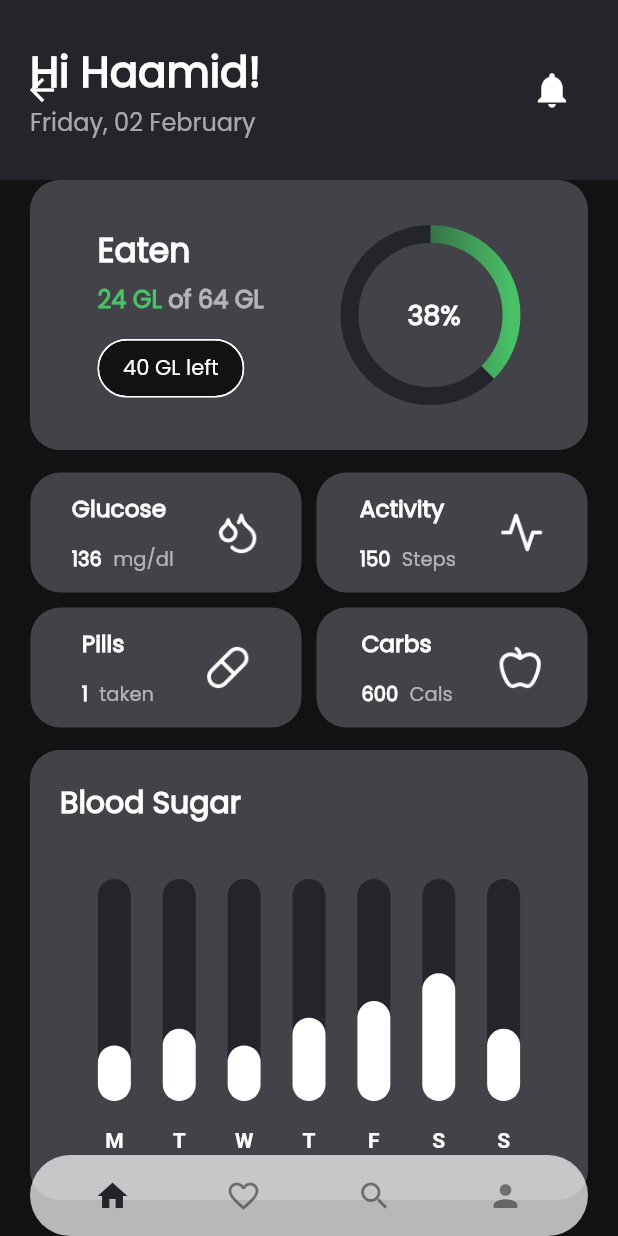
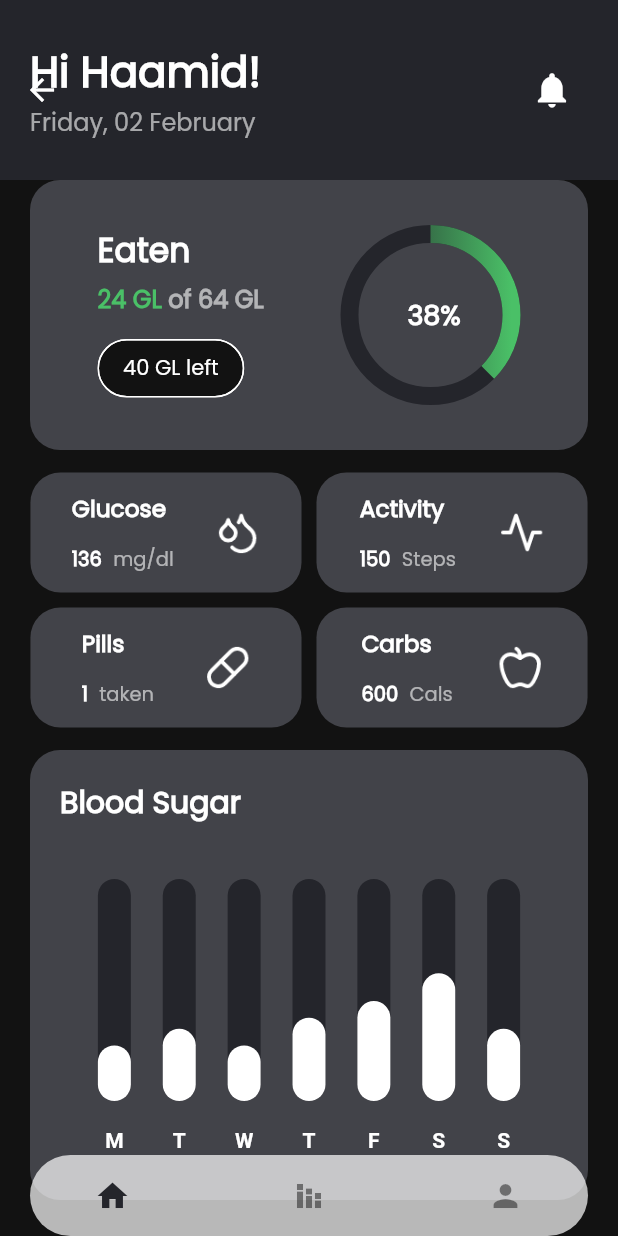
Before and after one commit to Hames-1616/diabetes_Flutter, a Flutter app: the Home screen opened directly, on a phone screen of 412 x 824 dp. Run offline on Flutter 3.47's test engine with Material 3 defaults, Android fonts, the phone set to English and light mode, and no system bars; drawn by our look-alikes of dot_navigation_bar, fl_chart, percent_indicator; our stand-ins replace chips_choice, dio, flutter_riverpod, fpdart, shared_preferences; missing offline and left inert: animated_snack_bar; accounts and stored records are empty.

```diff
--- a/lib/features/home/screens/mainPage.dart
+++ b/lib/features/home/screens/mainPage.dart
@@ -42,13 +42,9 @@ class _HomeState extends ConsumerState<Home> {
 
           /// Likes
           DotNavigationBarItem(
-              icon: const Icon(Icons.favorite_border),
+              icon: const Icon(Icons.stacked_bar_chart_sharp),
               ),
 
-          /// Search
-          DotNavigationBarItem(
-              icon: const Icon(Icons.search),
-              ),
 
           /// Profile
           DotNavigationBarItem(
--- a/lib/main.dart
+++ b/lib/main.dart
@@ -1,7 +1,6 @@
 import 'package:diabetes_app/core/providers.dart';
 import 'package:diabetes_app/core/themes.dart';
 import 'package:diabetes_app/features/auth/controller/authRepoController.dart';
-import 'package:diabetes_app/features/home/screens/HomePage.dart';
 import 'package:diabetes_app/features/auth/screens/Info_Intake.dart';
 import 'package:diabetes_app/features/auth/screens/login_screen.dart';
 import 'package:diabetes_app/features/home/screens/mainPage.dart';
```
